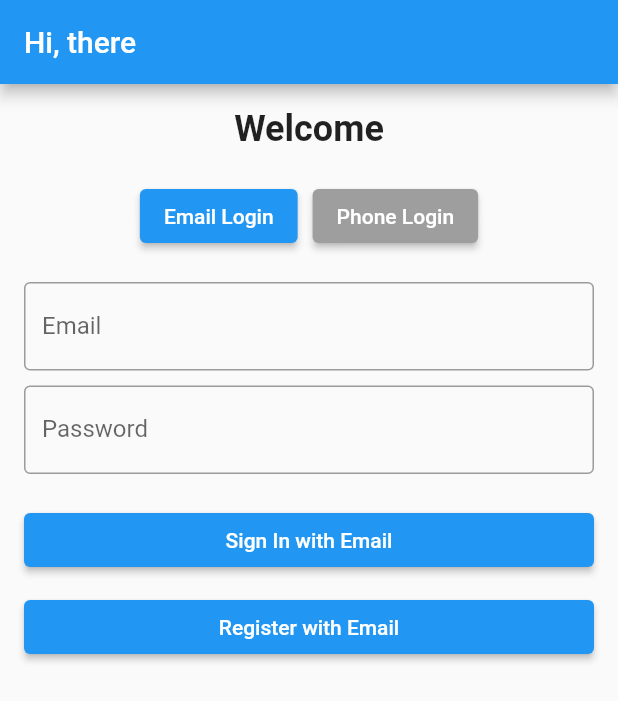
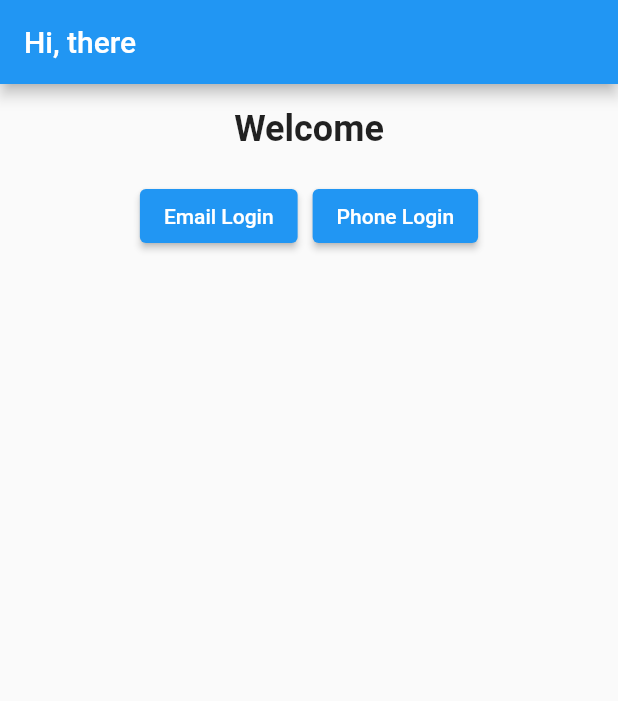
Before and after one commit to abhijith-dot99/Chess-game, a Flutter app: the screen it shows after launch, on a phone screen of 412 x 824 dp. Shown: the top 701 px of the screen. Run offline on Flutter 3.47's test engine with Material 2 defaults, Android fonts, the light colour scheme and no system bars; our stand-ins replace firebase_auth, firebase_core; missing offline and left inert: chess; accounts and stored records are empty.

Commit message:
toggle between user registration process

```diff
--- a/mychessapp/lib/pages/login_register_page.dart
+++ b/mychessapp/lib/pages/login_register_page.dart
@@ -15,7 +15,8 @@ class _LoginRegisterPageState extends State<LoginRegisterPage> {
 
   String errorMessage = '';
   String _verificationId = '';
-  bool isEmailLogin = true; // Toggle between email and phone login
+  bool isEmailLogin = true; // To track if the user selects email login
+  bool showInputFields = false; // To control the visibility of input fields
 
   @override
   void dispose() {
@@ -95,13 +96,16 @@ class _LoginRegisterPageState extends State<LoginRegisterPage> {
     }
   }
 
-  Widget entryField(String title, TextEditingController controller, bool isPassword) {
-    return TextFormField(
+  Widget entryField(String title, TextEditingController controller, bool isPassword, {double bottomPadding = 10}) {
+    return Padding(
+      padding: EdgeInsets.only(bottom: bottomPadding),
+      child: TextFormField(
         controller: controller,
         obscureText: isPassword,
         decoration: InputDecoration(
           labelText: title,
           border: OutlineInputBorder(),
+        ),
       ),
     );
   }
@@ -121,25 +125,21 @@ class _LoginRegisterPageState extends State<LoginRegisterPage> {
           onPressed: () {
             setState(() {
               isEmailLogin = true;
-              _verificationId = '';
+              showInputFields = true;
+              _verificationId = ''; // Reset verification ID if switching back
             });
           },
           child: Text('Email Login'),
-          style: ElevatedButton.styleFrom(
-            primary: isEmailLogin ? Colors.blue : Colors.grey,
-          ),
         ),
         SizedBox(width: 10),
         ElevatedButton(
           onPressed: () {
             setState(() {
               isEmailLogin = false;
+              showInputFields = true;
             });
           },
           child: Text('Phone Login'),
-          style: ElevatedButton.styleFrom(
-            primary: !isEmailLogin ? Colors.blue : Colors.grey,
-          ),
         ),
       ],
     );
@@ -165,29 +165,29 @@ class _LoginRegisterPageState extends State<LoginRegisterPage> {
               ),
               const SizedBox(height: 20),
               loginMethodToggle(),
+              if (showInputFields) ...[
                 const SizedBox(height: 20),
                 if (isEmailLogin) ...[
                   entryField('Email', emailController, false),
-                const SizedBox(height: 10),
-                entryField('Password', passwordController, true),
+                  entryField('Password', passwordController, true, bottomPadding: 0),
                   const SizedBox(height: 20),
                   submitButton('Sign In with Email', signInWithEmailAndPassword),
                   const SizedBox(height: 10),
                   submitButton('Register with Email', createUserWithEmailAndPassword),
                 ] else ...[
-                if (_verificationId.isEmpty)
-                  entryField('Phone Number', phoneController, false),
+                  entryField('Phone Number', phoneController, false, bottomPadding: 20),
                   if (_verificationId.isNotEmpty)
-                  entryField('OTP', otpController, false),
+                    entryField('OTP', otpController, false, bottomPadding: 0),
                   if (_verificationId.isEmpty)
                     submitButton('Send OTP', verifyPhoneNumber),
                   if (_verificationId.isNotEmpty)
                     submitButton('Verify OTP', signInWithOTP),
                 ],
+              ],
               if (errorMessage.isNotEmpty)
                 Text(
                   errorMessage,
-                  style: const TextStyle(color: Colors.red),
+                  style: TextStyle(color: Colors.red),
                   textAlign: TextAlign.center,
                 ),
             ],
```
Lines whose indentation alone changed are shown as unchanged.
